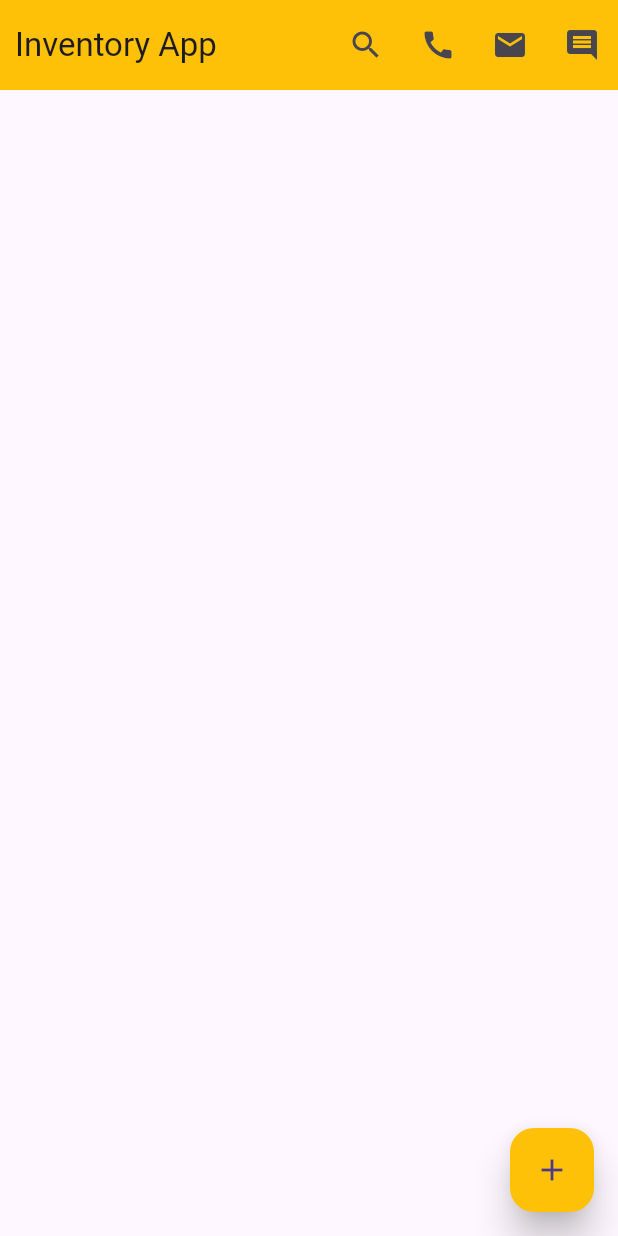
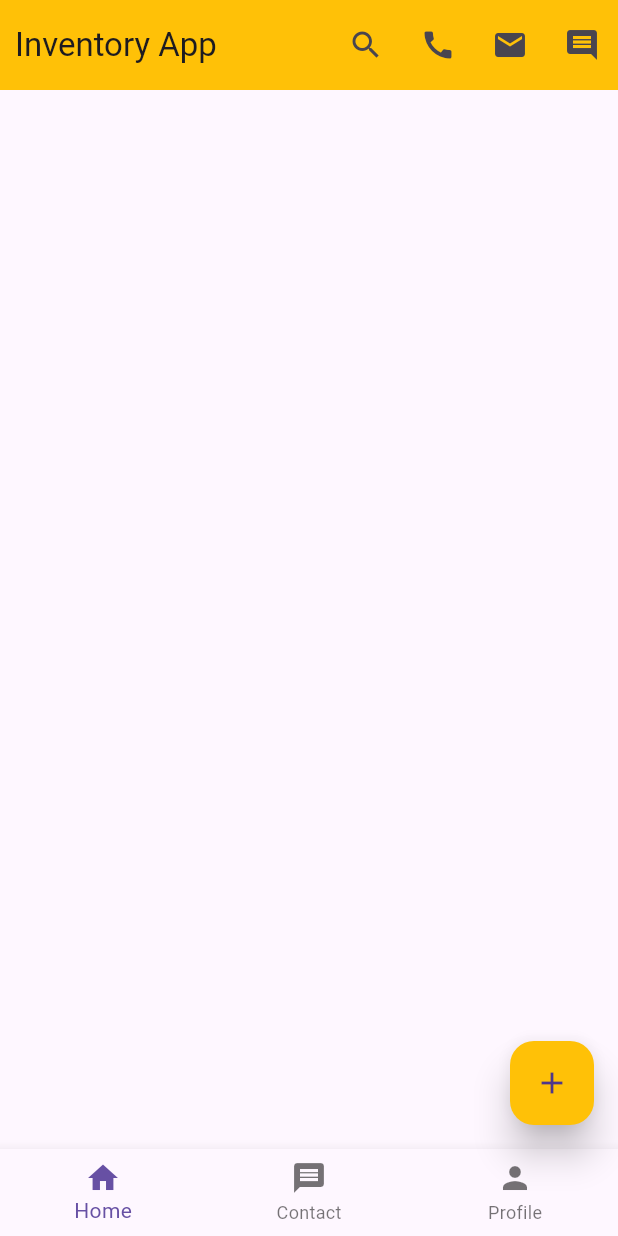
Before and after one commit to sezanmahmud30/flutter_learning, a Flutter app: the screen it shows after launch, on a phone screen of 412 x 824 dp. Run offline on Flutter 3.47's test engine with Material 3 defaults, Android fonts, the phone set to English and light mode, and no system bars.

Commit message:
Flutter Bottom Navigation Bar

```diff
--- a/myapp1/lib/main.dart
+++ b/myapp1/lib/main.dart
@@ -82,6 +82,29 @@ class HomeActivity extends StatelessWidget{
         },
       ),
 
+      bottomNavigationBar: BottomNavigationBar(
+        currentIndex: 0,
+        items: [
+
+          BottomNavigationBarItem(icon: Icon(Icons.home),label: "Home"),
+          BottomNavigationBarItem(icon: Icon(Icons.message),label: "Contact"),
+          BottomNavigationBarItem(icon: Icon(Icons.person),label: "Profile"),
+        ],
+        onTap: (int index){
+
+          if(index == 0 ){
+            MySnackBar("This is home bottom menu",context);
+          }
+          if(index == 1){
+            MySnackBar("This is contact bottom menu",context);
+          }
+          if(index == 2){
+            MySnackBar("This is profile bottom menu",context);
+          }
+
+        },
+
+      ),
 
 
 
```
